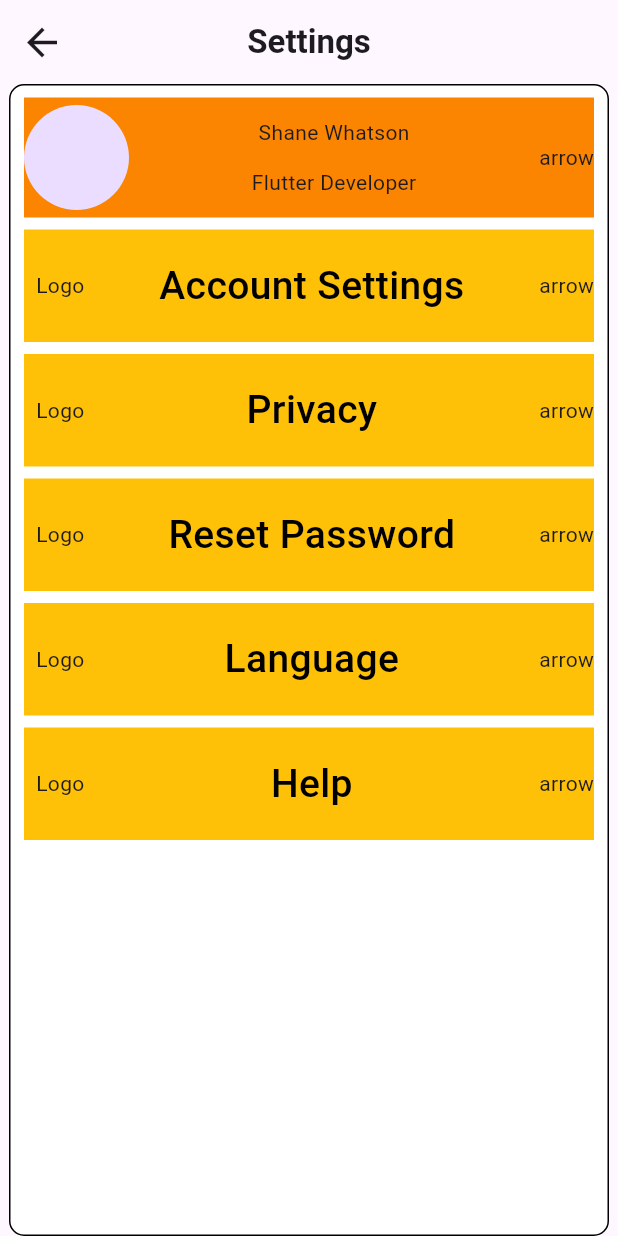
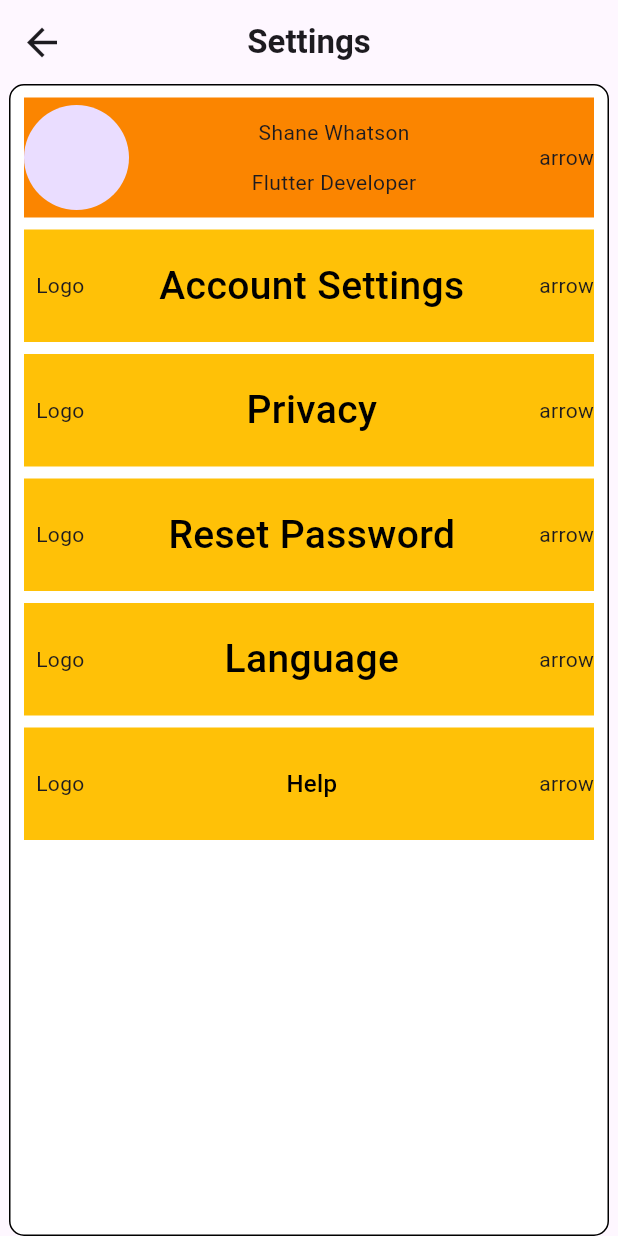
Before and after one commit to Nived-Manoj/Tasky-App, a Flutter app: the Settings screen opened directly, on a phone screen of 412 x 824 dp. Run offline on Flutter 3.47's test engine with Material 3 defaults, Android fonts, the phone set to English and light mode, and no system bars; our stand-ins replace lottie, percent_indicator.

Commit message:
initial committ

```diff
--- a/lib/view/settings.dart
+++ b/lib/view/settings.dart
@@ -160,7 +160,7 @@ class Settings extends StatelessWidget {
                           "Help",
                           style: TextStyle(
                               color: ColorConstant.Black,
-                              fontSize: 26,
+                              fontSize: 16,
                               fontWeight: FontWeight.w500),
                         ),
                         Text("arrow"),
```
